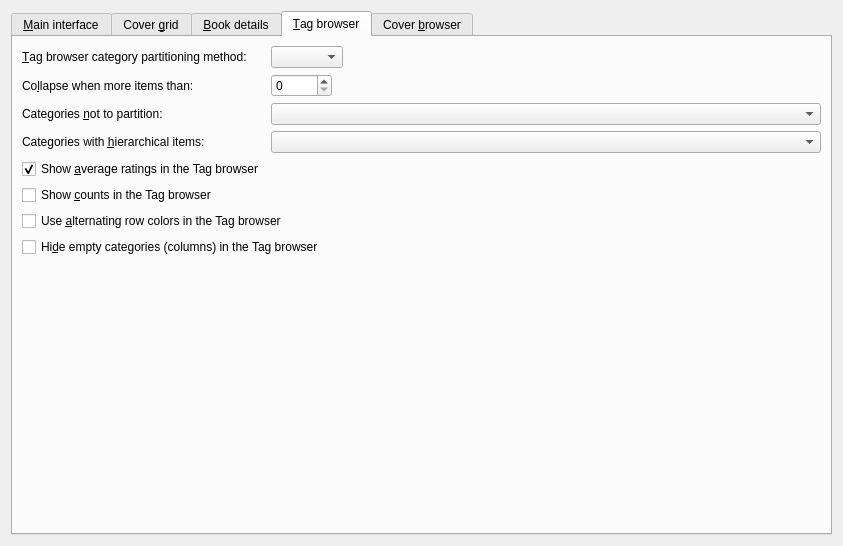
Above: src/calibre/gui2/preferences/look_feel.ui from debian-calibre/calibre before the change. Below: the same form after it.
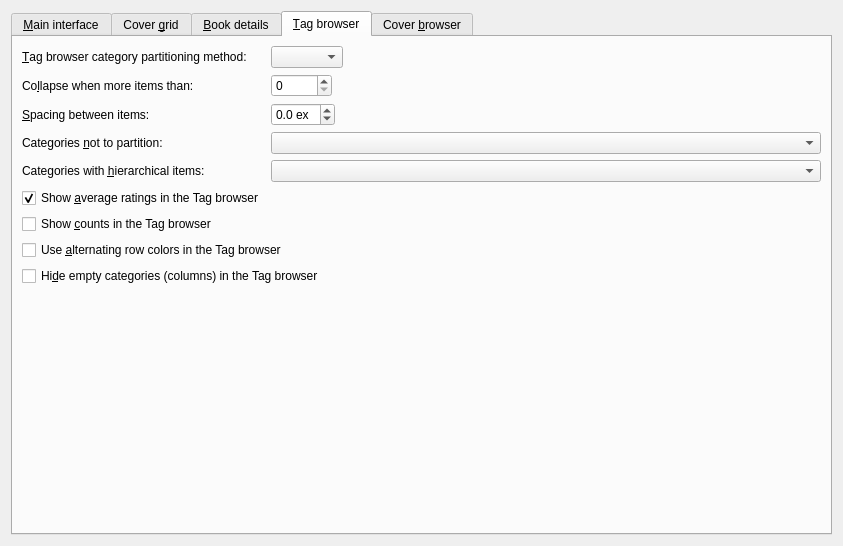
That is the form after the change. The open tabs and pages were chosen to show the change. Icons and pictures are not drawn. Custom widgets are drawn as their Qt base class.

The edit to the form file:
```diff
--- a/src/calibre/gui2/preferences/look_feel.ui
+++ b/src/calibre/gui2/preferences/look_feel.ui
@@ -853,7 +853,7 @@
          </property>
         </widget>
        </item>
-       <item row="3" column="0">
+       <item row="5" column="0">
         <widget class="QLabel" name="label_8111">
          <property name="text">
           <string>Categories &amp;not to partition:</string>
@@ -863,7 +863,7 @@
          </property>
         </widget>
        </item>
-       <item row="3" column="1">
+       <item row="5" column="1">
         <widget class="EditWithComplete" name="opt_tag_browser_dont_collapse">
          <property name="sizePolicy">
           <sizepolicy hsizetype="Expanding" vsizetype="Fixed">
@@ -880,7 +880,7 @@
          </property>
         </widget>
        </item>
-       <item row="5" column="0">
+       <item row="7" column="0">
         <widget class="QLabel" name="label_81">
          <property name="text">
           <string>Categories with &amp;hierarchical items:</string>
@@ -890,7 +890,7 @@
          </property>
         </widget>
        </item>
-       <item row="5" column="1">
+       <item row="7" column="1">
         <widget class="EditWithComplete" name="opt_categories_using_hierarchy">
          <property name="sizePolicy">
           <sizepolicy hsizetype="Expanding" vsizetype="Fixed">
@@ -908,14 +908,14 @@
          </property>
         </widget>
        </item>
-       <item row="8" column="0" colspan="2">
+       <item row="10" column="0" colspan="2">
         <widget class="QCheckBox" name="opt_tag_browser_old_look">
          <property name="text">
           <string>Use &amp;alternating row colors in the Tag browser</string>
          </property>
         </widget>
        </item>
-       <item row="9" column="0" colspan="2">
+       <item row="11" column="0" colspan="2">
         <widget class="QCheckBox" name="opt_tag_browser_hide_empty_categories">
          <property name="toolTip">
           <string>When checked, calibre will automatically hide any category
@@ -949,7 +949,7 @@
          </property>
         </widget>
        </item>
-       <item row="6" column="0">
+       <item row="8" column="0">
         <widget class="QCheckBox" name="opt_show_avg_rating">
          <property name="text">
           <string>Show &amp;average ratings in the Tag browser</string>
@@ -959,7 +959,7 @@
          </property>
         </widget>
        </item>
-       <item row="7" column="0" colspan="2">
+       <item row="9" column="0" colspan="2">
         <widget class="QCheckBox" name="opt_tag_browser_show_counts">
          <property name="toolTip">
           <string>Show counts for items in the Tag browser. Such as the number of books
@@ -971,6 +971,38 @@
          </property>
         </widget>
        </item>
+       <item row="4" column="0">
+        <widget class="QLabel" name="label">
+         <property name="text">
+          <string>&amp;Spacing between items:</string>
+         </property>
+         <property name="buddy">
+          <cstring>opt_tag_browser_item_padding</cstring>
+         </property>
+        </widget>
+       </item>
+       <item row="4" column="1">
+        <widget class="QDoubleSpinBox" name="opt_tag_browser_item_padding">
+         <property name="toolTip">
+          <string>The spacing between consecutive items in the Tag browser. In units of (ex) which is the approximate height of the letter 'x' in the currently used font. </string>
+         </property>
+         <property name="suffix">
+          <string> ex</string>
+         </property>
+         <property name="decimals">
+          <number>1</number>
+         </property>
+         <property name="minimum">
+          <double>-1.000000000000000</double>
+         </property>
+         <property name="maximum">
+          <double>2.000000000000000</double>
+         </property>
+         <property name="singleStep">
+          <double>0.100000000000000</double>
+         </property>
+        </widget>
+       </item>
       </layout>
      </widget>
      <widget class="QWidget" name="cover_browser_tab">
```
Left out of the diff: 11 changed lines with no effect on the pictures.
